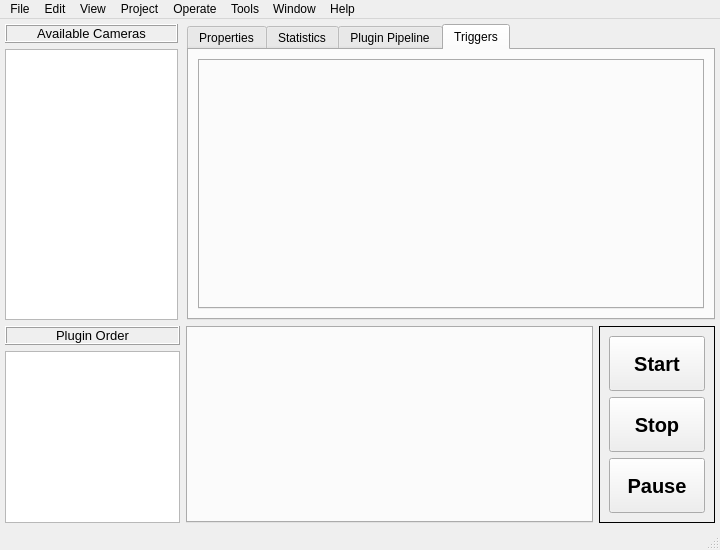
Above: interface/design/mainWindow.ui from nathanielnyema/rataGUI before the change. Below: the same form after it.
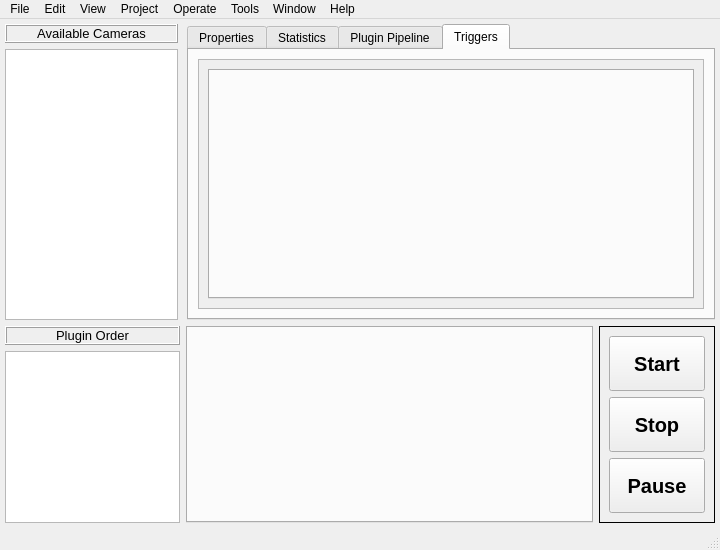
That is the form after the change. Custom widgets are drawn as their Qt base class.

What changed in the file:
```diff
--- a/interface/design/mainWindow.ui
+++ b/interface/design/mainWindow.ui
@@ -181,7 +181,38 @@
          </attribute>
          <layout class="QGridLayout" name="gridLayout_4">
           <item row="0" column="0">
-           <widget class="VerticalTabWidget" name="cam_triggers"/>
+           <widget class="QScrollArea" name="camTriggersScroll">
+            <property name="widgetResizable">
+             <bool>true</bool>
+            </property>
+            <widget class="QWidget" name="camTriggersScrollContents">
+             <property name="geometry">
+              <rect>
+               <x>0</x>
+               <y>0</y>
+               <width>500</width>
+               <height>247</height>
+              </rect>
+             </property>
+             <layout class="QGridLayout" name="gridLayout_5">
+              <property name="leftMargin">
+               <number>9</number>
+              </property>
+              <property name="topMargin">
+               <number>9</number>
+              </property>
+              <property name="rightMargin">
+               <number>9</number>
+              </property>
+              <property name="bottomMargin">
+               <number>9</number>
+              </property>
+              <item row="0" column="0">
+               <widget class="VerticalTabWidget" name="cam_triggers"/>
+              </item>
+             </layout>
+            </widget>
+           </widget>
           </item>
          </layout>
         </widget>
```
Left out of the diff: 2 changed lines with no effect on the pictures.
